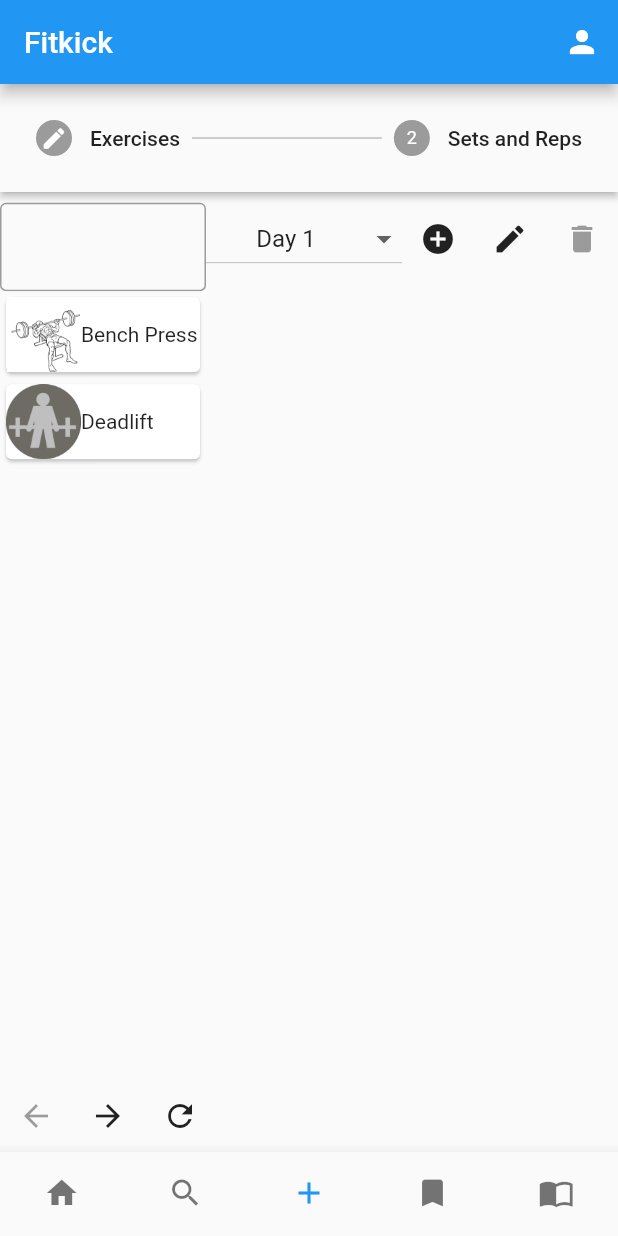
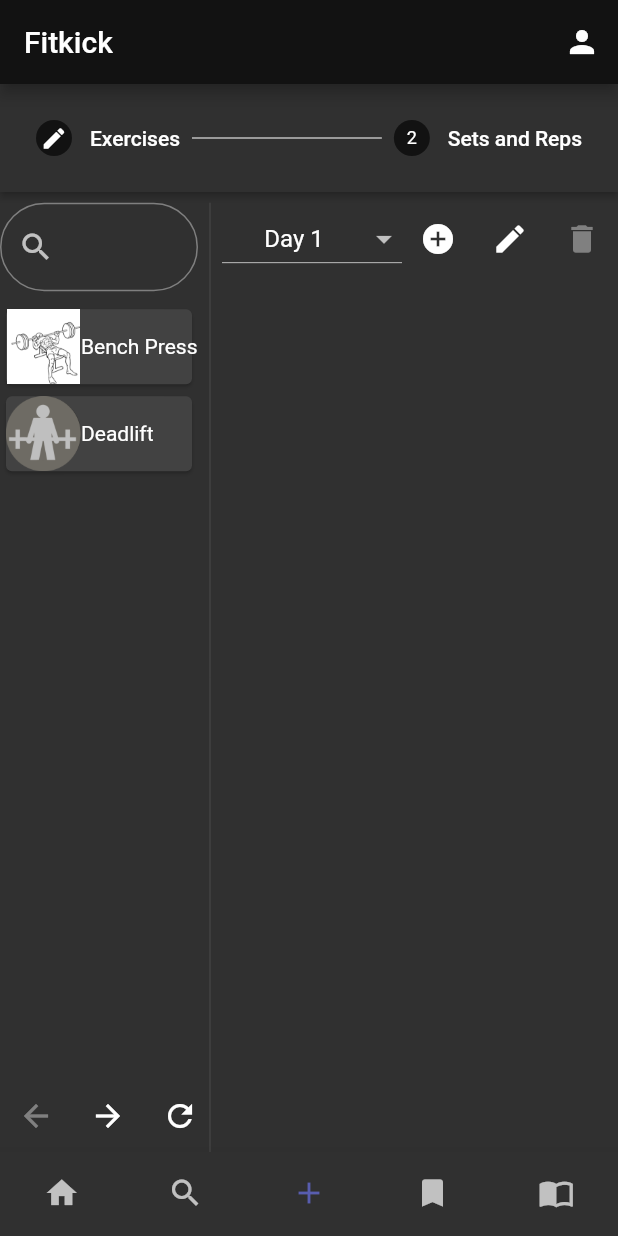
Before and after one commit to bpreise1/frontend, a Flutter app: the screen it shows once a user with an empty profile is signed in, item 3 of the bottom bar chosen, on a phone screen of 412 x 824 dp. Run offline on Flutter 3.47's test engine with Material 2 defaults, Android fonts, the light colour scheme and no system bars; our stand-ins replace firebase_auth, firebase_core, flutter_riverpod, flutter_slidable, syncfusion_flutter_charts; missing offline and left inert: firebase_ui_auth, firebase_ui_oauth_google; accounts and stored records are empty.

Commit message:
ui improvements

```diff
--- a/lib/app.dart
+++ b/lib/app.dart
@@ -1,13 +1,17 @@
 import 'package:flutter/material.dart';
 import 'package:frontend/authentication/auth_gate.dart';
+import 'package:frontend/theme/theme_constants.dart';
 
 class App extends StatelessWidget {
   const App({super.key});
 
   @override
   Widget build(BuildContext context) {
-    return const MaterialApp(
-      home: AuthGate(),
+    return MaterialApp(
+      theme: darkTheme,
+      darkTheme: darkTheme,
+      themeMode: ThemeMode.system,
+      home: const AuthGate(),
     );
   }
 }
--- a/lib/home.dart
+++ b/lib/home.dart
@@ -1,10 +1,7 @@
 import 'package:firebase_auth/firebase_auth.dart';
 import 'package:flutter/material.dart';
 import 'package:flutter_riverpod/flutter_riverpod.dart';
-import 'package:frontend/models/user_preferences.dart';
 import 'package:frontend/providers/bottom_navigation_bar_provider.dart';
-import 'package:frontend/providers/user_preferences_provider.dart';
-import 'package:frontend/screens/create_plan_page.dart';
 import 'package:frontend/screens/encyclopedia_page.dart';
 import 'package:frontend/screens/home_page.dart';
 import 'package:frontend/screens/new_create_plan_page.dart';
--- a/lib/screens/new_create_plan_page.dart
+++ b/lib/screens/new_create_plan_page.dart
@@ -7,8 +7,8 @@ import 'package:frontend/providers/create_plan_stepper_provider.dart';
 import 'package:frontend/providers/in_progress_exercise_plan_provider.dart';
 import 'package:frontend/widgets/day_select_dropdown.dart';
 import 'package:frontend/widgets/draggable_exercise_list.dart';
-import 'package:frontend/widgets/exercise_list_item.dart';
 import 'package:frontend/widgets/sets_and_reps_editor.dart';
+import 'package:frontend/widgets/slidable_card.dart';
 import 'package:frontend/widgets/submit_plan_dialog.dart';
 
 class NewCreatePlanPage extends ConsumerWidget {
@@ -35,7 +35,7 @@ class NewCreatePlanPage extends ConsumerWidget {
                   },
                   type: StepperType.horizontal,
                   controlsBuilder: (context, details) {
-                    return const SizedBox();
+                    return const SizedBox.shrink();
                   },
                   steps: [
                 Step(
@@ -53,10 +53,12 @@ class NewCreatePlanPage extends ConsumerWidget {
               ])),
           Expanded(
             flex: 8,
-              child: Stack(children: [
+            child: Stack(
+              children: [
                 if (selectedStepperIndex == 0) //Exercises
                   Row(children: [
                     const Expanded(child: DraggableExerciseList()),
+                    const VerticalDivider(),
                     Expanded(
                         flex: 2,
                         child: Column(children: [
@@ -64,15 +66,19 @@ class NewCreatePlanPage extends ConsumerWidget {
                               provider: createExercisePlanProvider,
                               editingEnabled: true),
                           Expanded(
-                              child: DragTarget<Exercise>(onAccept: (exercise) {
+                            child: DragTarget<Exercise>(
+                              onAccept: (exercise) {
                                 ref
                                     .read(createExercisePlanProvider.notifier)
                                     .addExercise(exercise);
-                          }, builder: ((context, candidateData, rejectedData) {
+                              },
+                              builder: ((context, candidateData, rejectedData) {
                                 return ReorderableListView(
+                                  buildDefaultDragHandles: false,
                                   onReorder: (oldIndex, newIndex) {
                                     ref
-                                      .read(createExercisePlanProvider.notifier)
+                                        .read(
+                                            createExercisePlanProvider.notifier)
                                         .moveExercise(oldIndex, newIndex);
                                   },
                                   children: [
@@ -80,23 +86,38 @@ class NewCreatePlanPage extends ConsumerWidget {
                                         exercises != null &&
                                             index < exercises.length;
                                         index++)
-                                    ExerciseListItem(
-                                      key: Key('$index'),
-                                      exercise: exercises[index],
+                                      SlidableCard(
+                                        key: Key(index.toString()),
+                                        child: Row(
                                           children: [
-                                        IconButton(
-                                            icon: const Icon(Icons.delete),
-                                            onPressed: () {
+                                            Image.asset(
+                                                'assets/${exercises[index].name.toLowerCase().replaceAll(' ', '_')}.png',
+                                                width: 50,
+                                                height: 50),
+                                            Text(exercises[index].name),
+                                            const Spacer(),
+                                            ReorderableDragStartListener(
+                                              index: index,
+                                              child: const Icon(Icons.menu),
+                                            ),
+                                            const Padding(
+                                              padding:
+                                                  EdgeInsets.only(right: 8),
+                                            ),
+                                          ],
+                                        ),
+                                        onDismiss: () {
                                           ref
-                                                  .read(
-                                                      createExercisePlanProvider
+                                              .read(createExercisePlanProvider
                                                   .notifier)
                                               .removeExerciseAt(index);
-                                            })
+                                        },
+                                      ),
                                   ],
+                                );
+                              }),
                             ),
-                                ]);
-                          })))
+                          )
                         ])),
                   ]),
                 if (selectedStepperIndex == 1) //Sets and Reps
@@ -116,7 +137,8 @@ class NewCreatePlanPage extends ConsumerWidget {
                 Positioned(
                   bottom: 0,
                   left: 0,
-                    child: Row(children: [
+                  child: Row(
+                    children: [
                       IconButton(
                           onPressed: selectedStepperIndex == 0
                               ? null
@@ -173,8 +195,12 @@ class NewCreatePlanPage extends ConsumerWidget {
                                 }));
                           },
                           icon: const Icon(Icons.refresh))
-                    ]))
-              ]))
+                    ],
+                  ),
+                )
+              ],
+            ),
+          )
         ]),
         floatingActionButton: selectedStepperIndex == 1
             ? FloatingActionButton(
--- /dev/null
+++ b/lib/theme/theme_constants.dart
@@ -0,0 +1,12 @@
+import 'package:flutter/material.dart';
+
+ThemeData lightTheme = ThemeData(
+  brightness: Brightness.light,
+  colorScheme: const ColorScheme.light(
+      secondary: Color(0xff898ae1), onSecondary: Colors.black),
+);
+
+ThemeData darkTheme = ThemeData(
+  colorScheme: const ColorScheme.dark(
+      secondary: Color(0xff585daf), onSecondary: Colors.white),
+);
--- a/lib/widgets/draggable_exercise_list.dart
+++ b/lib/widgets/draggable_exercise_list.dart
@@ -31,10 +31,16 @@ class _DraggableExerciseListState extends State<DraggableExerciseList> {
     return Column(
       children: [
         TextField(
-          decoration: const InputDecoration(
-            border: OutlineInputBorder(),
+          decoration: InputDecoration(
+            prefixIcon: const Icon(Icons.search),
+            border: OutlineInputBorder(
+              borderRadius: BorderRadius.circular(30),
+            ),
           ),
           onChanged: _searchExercise,
+        ),
+        const Padding(
+          padding: EdgeInsets.symmetric(vertical: 4),
         ),
         Expanded(
             child: ListView(
--- a/lib/widgets/snack_bar_exception.dart
+++ b/lib/widgets/snack_bar_exception.dart
@@ -11,7 +11,7 @@ class SnackBarException extends StatelessWidget {
       padding: const EdgeInsets.all(16),
       height: 70,
       decoration: const BoxDecoration(
-          color: Colors.red,
+          color: Color(0xFFB00020),
           borderRadius: BorderRadius.all(Radius.circular(20))),
       child: Stack(children: [
         Row(mainAxisAlignment: MainAxisAlignment.start, children: [
@@ -30,7 +30,9 @@ class SnackBarException extends StatelessWidget {
             const Padding(padding: EdgeInsets.symmetric(horizontal: 3)),
             Text(errorMessage,
                 style: const TextStyle(
-                    fontSize: 12, overflow: TextOverflow.ellipsis)),
+                    fontSize: 12,
+                    overflow: TextOverflow.ellipsis,
+                    color: Colors.white)),
           ],
         ))
       ]),
--- a/pubspec.yaml
+++ b/pubspec.yaml
@@ -45,6 +45,7 @@ dependencies:
   path_provider: ^2.0.11
   syncfusion_flutter_charts: ^20.4.41
   intl: ^0.17.0
+  flutter_slidable: ^2.0.0
 
 dev_dependencies:
   flutter_test:
```
Also changed, not shown: lib/screens/encyclopedia_page.dart (+10 -1 lines), lib/widgets/exercise_list.dart (+8 -2 lines), lib/widgets/plan_list.dart (+11 -2 lines), lib/widgets/plan_list_item.dart (+6 -2 lines), lib/widgets/slidable_card.dart (added, +53 -0 lines), pubspec.lock. Lines whose indentation alone changed are shown as unchanged.
